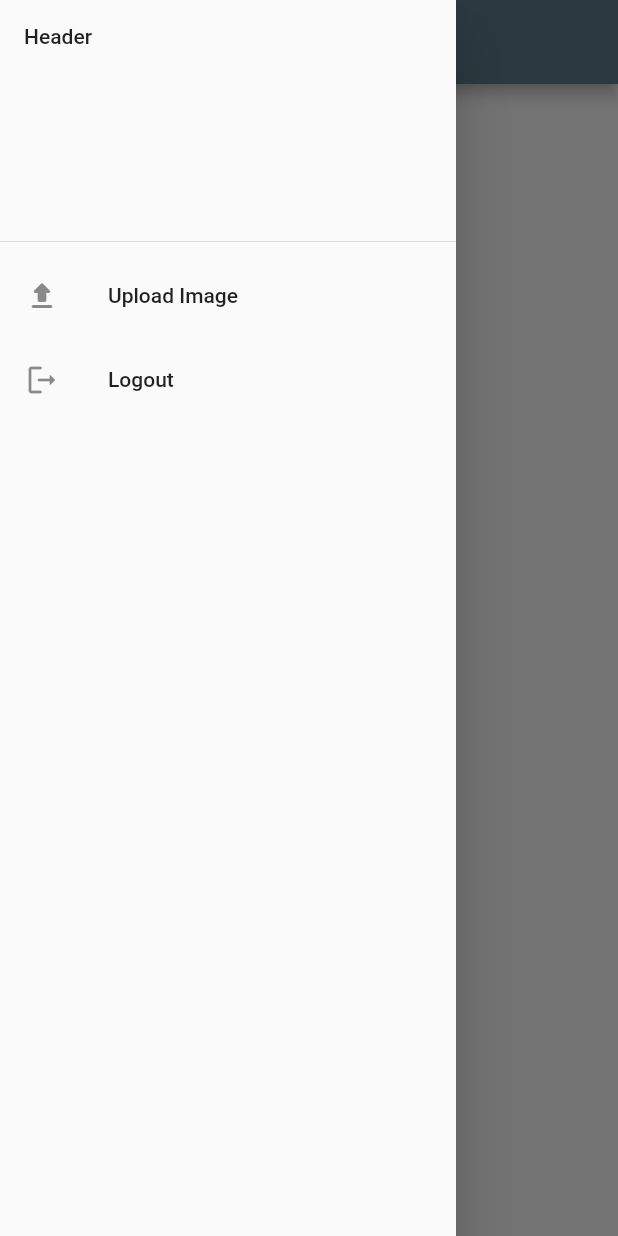
After one commit to FalloutFinn51/Raven-Repository, a Flutter app: the screen it shows once a user with an empty profile is signed in, with the side drawer open, on a phone screen of 412 x 824 dp. The commit adds this screen. Run offline on Flutter 3.47's test engine with Material 2 defaults, Android fonts, the phone set to English and light mode, and no system bars; our stand-ins replace file_picker, firebase_auth, firebase_core, firebase_storage; accounts and stored records are empty.

Commit message:
Added the Dart API along with the Home Page, Image Page, Root Page

```diff
--- a/lib/main.dart
+++ b/lib/main.dart
@@ -1,5 +1,8 @@
+import 'package:flutter_raven/models/auth_provider.dart';
+import 'package:flutter/material.dart';
 import 'package:firebase_core/firebase_core.dart';
-import 'package:flutter/material.dart';
+import 'package:flutter_raven/models/auth.dart';
+import 'package:flutter_raven/pages/root_page.dart';
 
 Future<void> main() async {
   WidgetsFlutterBinding.ensureInitialized();
@@ -10,15 +13,19 @@ Future<void> main() async {
 class MyApp extends StatelessWidget {
   const MyApp({Key? key}) : super(key: key);
 
+  // This widget is the root of your application.
   @override
   Widget build(BuildContext context) {
-    return MaterialApp(
-      title: "Raven",
-      debugShowCheckedModeBanner: false,
-      home: Scaffold(
-        appBar: AppBar(
-          title: Text("Raven"),
+    return AuthProvider(
+      auth: Auth(),
+      child: MaterialApp(
+        title: 'Cloud',
+        debugShowCheckedModeBanner: false,
+        theme: ThemeData(
+          colorScheme: ColorScheme.fromSwatch(primarySwatch: Colors.blueGrey)
+              .copyWith(secondary: Colors.black),
         ),
+        home: const RootPage(),
       ),
     );
   }
--- a/lib/models/auth_provided.dart
+++ b/lib/models/auth_provider.dart
@@ -1,4 +1,4 @@
-import 'package:cloud/models/auth.dart';
+import 'package:flutter_raven/models/auth.dart';
 import 'package:flutter/cupertino.dart';
 
 class AuthProvider extends InheritedWidget {
--- /dev/null
+++ b/lib/models/firebase_api.dart
@@ -0,0 +1,54 @@
+import 'dart:typed_data';
+import 'package:firebase_storage/firebase_storage.dart';
+import 'package:flutter_raven/models/firebase_file.dart';
+
+class FirebaseAPI {
+  static Future<List<String>> _getDownloadUrls(List<Reference> refs) =>
+      Future.wait(refs.map((ref) => ref.getDownloadURL()).toList());
+
+  static UploadTask? uploadBytes(String destination, Uint8List data) {
+    try {
+      final ref = FirebaseStorage.instance.ref(destination);
+      return ref.putData(data);
+    } on FirebaseException catch (e) {
+      return null;
+    }
+  }
+
+  static Future<void> deleteImage(FirebaseFile file) async {
+    final ref = file.ref;
+    return ref.delete();
+  }
+
+  Future<List> getFileData(FullMetadata data) async {
+    final size = data.size;
+    final timeCreated = data.timeCreated;
+    return [size, timeCreated];
+  }
+
+  static Future<List<FirebaseFile>> listAll(String path) async {
+    final ref = FirebaseStorage.instance.ref(path);
+    final result = await ref.listAll();
+
+    final urls = await _getDownloadUrls(result.items);
+
+    return urls
+        .asMap()
+        .map((index, url) {
+          final ref = result.items[index];
+          final name = ref.name;
+          final size = ref.getMetadata().then((value) => {value.size});
+          final timeCreated =
+              ref.getMetadata().then((value) => {value.timeCreated});
+          final file = FirebaseFile(
+              name: name,
+              ref: ref,
+              url: url,
+              createdTime: timeCreated,
+              size: size);
+          return MapEntry(index, file);
+        })
+        .values
+        .toList();
+  }
+}
--- /dev/null
+++ b/lib/models/firebase_file.dart
@@ -0,0 +1,16 @@
+import 'package:firebase_storage/firebase_storage.dart';
+
+class FirebaseFile {
+  final Reference ref;
+  final String name;
+  final String url;
+  final Future<Set<int?>> size;
+  final Future<Set<DateTime?>> createdTime;
+
+  const FirebaseFile(
+      {required this.name,
+      required this.ref,
+      required this.url,
+      required this.createdTime,
+      required this.size});
+}
--- /dev/null
+++ b/lib/pages/home_page.dart
@@ -0,0 +1,158 @@
+import 'dart:typed_data';
+import 'package:flutter_raven/models/firebase_api.dart';
+import 'package:flutter_raven/models/firebase_file.dart';
+import 'package:flutter_raven/pages/image_page.dart';
+import 'package:file_picker/file_picker.dart';
+import 'package:firebase_storage/firebase_storage.dart';
+import 'package:flutter/material.dart';
+import 'package:flutter_raven/models/auth_provider.dart';
+
+class HomePage extends StatefulWidget {
+  const HomePage({Key? key}) : super(key: key);
+
+  @override
+  State<HomePage> createState() => _HomePageState();
+}
+
+class _HomePageState extends State<HomePage> {
+  late Future<List<FirebaseFile>> futureFiles;
+  UploadTask? task;
+
+  @override
+  void initState() {
+    super.initState();
+    futureFiles = FirebaseAPI.listAll('photos/');
+  }
+
+  void _signOut(BuildContext context) async {
+    try {
+      var auth = AuthProvider.of(context)!.auth;
+      await auth!.signOut();
+    } catch (e) {
+      print(e);
+    }
+  }
+
+  Future selectFile() async {
+    try {
+      //Check Into Uploading Multiple Files now.
+      FilePickerResult? result =
+          await FilePicker.platform.pickFiles(allowMultiple: true);
+
+      if (result != null) {
+        Uint8List? fileBytes = result.files.first.bytes;
+        String fileName = result.files.first.name;
+
+        uploadFile(fileBytes, fileName);
+      }
+    } catch (e) {
+      print(e);
+    }
+  }
+
+  Future uploadFile(Uint8List? photo, String name) async {
+    if (photo == null) return;
+    final destination = 'photos/$name';
+
+    task = FirebaseAPI.uploadBytes(destination, photo);
+    setState(() {});
+
+    if (task == null) return;
+  }
+
+  Widget buildUploadStatus(UploadTask task) => StreamBuilder<TaskSnapshot>(
+        stream: task.snapshotEvents,
+        builder: (context, snapsot) {
+          if (snapsot.hasData) {
+            final snap = snapsot.data!;
+            final progress = snap.bytesTransferred / snap.totalBytes;
+            final percentage = (progress * 100).toStringAsFixed(2);
+            return Text("$percentage %");
+          } else {
+            return Container();
+          }
+        },
+      );
+
+  Widget buildGrid(BuildContext context, FirebaseFile file) => GridTile(
+        child: GestureDetector(
+          child: Padding(
+            padding: const EdgeInsets.all(8.0),
+            child: Container(
+              alignment: Alignment.center,
+              child: Image.network(file.url),
+              decoration: BoxDecoration(borderRadius: BorderRadius.circular(5)),
+            ),
+          ),
+          onTap: () => Navigator.of(context).push(
+              MaterialPageRoute(builder: (context) => ImagePage(file: file))),
+        ),
+      );
+
+  @override
+  Widget build(BuildContext context) {
+    return Scaffold(
+      appBar: AppBar(
+        title: const Text("Cloud Data"),
+        actions: <Widget>[
+          task != null ? buildUploadStatus(task!) : Container(),
+        ],
+      ),
+      body: FutureBuilder<List<FirebaseFile>>(
+          future: futureFiles,
+          builder: (context, snapshot) {
+            switch (snapshot.connectionState) {
+              case ConnectionState.waiting:
+                return const Center(
+                  child: CircularProgressIndicator(),
+                );
+              default:
+                if (snapshot.hasError) {
+                  return const Center(
+                    child: Text("Some Errors"),
+                  );
+                } else {
+                  final files = snapshot.data;
+
+                  return GridView.builder(
+                      itemCount: files!.length,
+                      gridDelegate:
+                          const SliverGridDelegateWithMaxCrossAxisExtent(
+                              maxCrossAxisExtent: 200,
+                              crossAxisSpacing: 20,
+                              childAspectRatio: 3 / 2,
+                              mainAxisSpacing: 20),
+                      itemBuilder: (context, index) {
+                        final file = files[index];
+                        return buildGrid(context, file);
+                      });
+                }
+            }
+          }),
+      drawer: Drawer(
+        child: ListView(
+          padding: EdgeInsets.zero,
+          children: [
+            const DrawerHeader(child: Text("Header")),
+            ListTile(
+              title: const Text("Upload Image"),
+              leading: const Icon(Icons.upload_rounded),
+              onTap: () {
+                selectFile();
+                Navigator.pop(context);
+              },
+            ),
+            ListTile(
+              title: const Text("Logout"),
+              leading: const Icon(Icons.logout_rounded),
+              onTap: () {
+                Navigator.pop(context);
+                _signOut(context);
+              },
+            )
+          ],
+        ),
+      ),
+    );
+  }
+}
--- a/lib/pages/login_page.dart
+++ b/lib/pages/login_page.dart
@@ -1,5 +1,5 @@
 import 'package:flutter/material.dart';
-import 'package:cloud/models/auth_provider.dart';
+import 'package:flutter_raven/models/auth_provider.dart';
 
 class EmailFieldValidator {
   static String? validate(String value) {
--- /dev/null
+++ b/lib/pages/root_page.dart
@@ -0,0 +1,33 @@
+import 'package:flutter_raven/models/auth_provider.dart';
+import 'package:flutter_raven/pages/home_page.dart';
+import 'package:flutter/material.dart';
+import 'package:flutter_raven/pages/login_page.dart';
+
+class RootPage extends StatelessWidget {
+  const RootPage({Key? key}) : super(key: key);
+
+  @override
+  Widget build(BuildContext context) {
+    var auth = AuthProvider.of(context)!.auth;
+    return StreamBuilder<String>(
+      stream: auth!.onAuthStateChanged,
+      builder: (BuildContext context, AsyncSnapshot<String> snapshot) {
+        if (snapshot.connectionState == ConnectionState.active) {
+          final bool isLoggedIn = snapshot.hasData;
+          return isLoggedIn ? const HomePage() : const LoginPage();
+        } else {
+          return _waitingScreen();
+        }
+      },
+    );
+  }
+
+  Widget _waitingScreen() {
+    return Scaffold(
+      body: Container(
+        alignment: Alignment.center,
+        child: const CircularProgressIndicator(),
+      ),
+    );
+  }
+}
```
Also changed, not shown: lib/pages/image_page.dart (added, +45 -0 lines), pubspec.yaml (+5 -6 lines), pubspec.lock.
